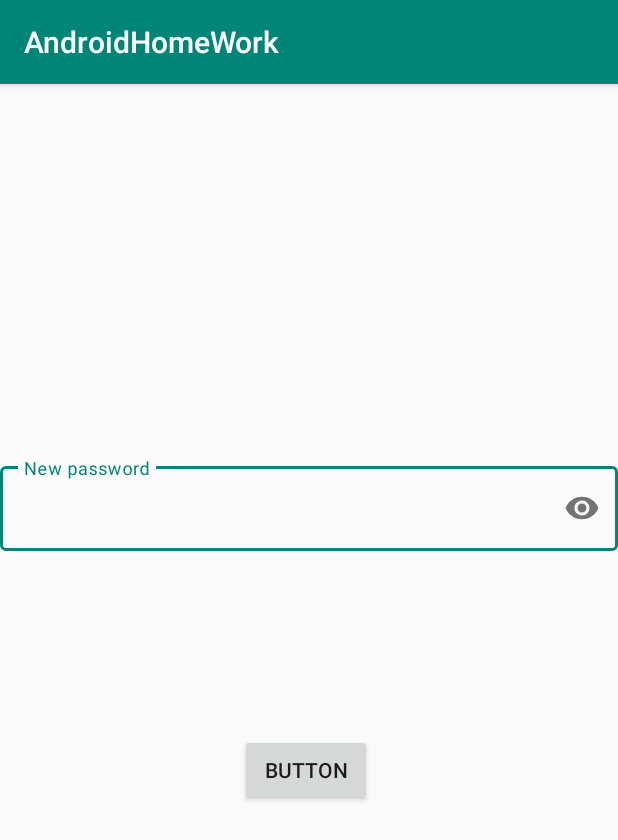
After one commit to DinaShafeeva/AndroidHomeWork, an Android app: the ResetPasswordActivity screen opened directly, with no data from a screen before it, on a phone screen of 412 x 824 dp. The commit adds this screen. Shown: the top 840 px of the screen. Run offline under Robolectric (Android 15) with nearby library versions, the phone set to English and light mode, and no system bars.

Commit message:
home work 3

```diff
--- /dev/null
+++ b/app/src/main/java/com/example/androidhomework/ResetPasswordActivity.kt
@@ -0,0 +1,20 @@
+package com.example.androidhomework
+
+//import android.support.v7.app.AppCompatActivity
+import android.content.Intent
+import android.os.Bundle
+import androidx.appcompat.app.AppCompatActivity
+import kotlinx.android.synthetic.main.activity_reset_password.*
+
+class ResetPasswordActivity : AppCompatActivity() {
+
+    override fun onCreate(savedInstanceState: Bundle?) {
+        super.onCreate(savedInstanceState)
+        setContentView(R.layout.activity_reset_password)
+        button_reset_2.setOnClickListener({ x -> onClick() });
+    }
+    fun onClick() {
+        PasswordRepository.password = et_pass.getText().toString();
+        onBackPressed()
+        }
+    }
--- /dev/null
+++ b/app/src/main/res/layout/activity_reset_password.xml
@@ -0,0 +1,41 @@
+<?xml version="1.0" encoding="utf-8"?>
+<android.support.constraint.ConstraintLayout xmlns:android="http://schemas.android.com/apk/res/android"
+        xmlns:app="http://schemas.android.com/apk/res-auto"
+        xmlns:tools="http://schemas.android.com/tools"
+        android:layout_width="match_parent"
+        android:layout_height="match_parent"
+        tools:context=".ResetPasswordActivity">
+
+    <com.google.android.material.textfield.TextInputLayout
+            android:id="@+id/ti_pass"
+            style="@style/Widget.MaterialComponents.TextInputLayout.OutlinedBox"
+            android:layout_width="0dp"
+            android:layout_height="wrap_content"
+            android:layout_marginTop="249dp"
+            app:layout_constraintEnd_toEndOf="parent"
+            app:layout_constraintHorizontal_bias="0.0"
+            app:layout_constraintStart_toStartOf="parent"
+            app:layout_constraintTop_toTopOf="parent"
+            app:passwordToggleEnabled="true">
+
+        <androidx.appcompat.widget.AppCompatEditText
+                android:id="@+id/et_pass"
+                android:layout_width="match_parent"
+                android:layout_height="wrap_content"
+                android:hint="New password"
+                android:inputType="textPassword"
+                android:textSize="16sp" />
+    </com.google.android.material.textfield.TextInputLayout>
+
+    <Button
+            android:id="@+id/button_reset_2"
+            android:layout_width="wrap_content"
+            android:layout_height="wrap_content"
+            android:layout_marginStart="159dp"
+            android:layout_marginTop="122dp"
+            android:layout_marginEnd="164dp"
+            android:text="Button"
+            app:layout_constraintEnd_toEndOf="parent"
+            app:layout_constraintStart_toStartOf="parent"
+            app:layout_constraintTop_toBottomOf="@+id/ti_pass" />
+</android.support.constraint.ConstraintLayout>
--- a/app/src/main/res/values/strings.xml
+++ b/app/src/main/res/values/strings.xml
@@ -1,3 +1,4 @@
 <resources>
     <string name="app_name">AndroidHomeWork</string>
+    <string name="validate_password">Wrong password</string>
 </resources>
```
Also changed, not shown: app/build.gradle (+10 -3 lines), app/src/main/AndroidManifest.xml (+5 -3 lines), app/src/main/java/com/example/androidhomework/FinalActivity.kt (added, +12 -0 lines), app/src/main/java/com/example/androidhomework/MainActivity.kt (+42 -1 lines), app/src/main/res/layout/activity_final.xml (added, +22 -0 lines), app/src/main/res/layout/activity_main.xml (+91 -6 lines).
